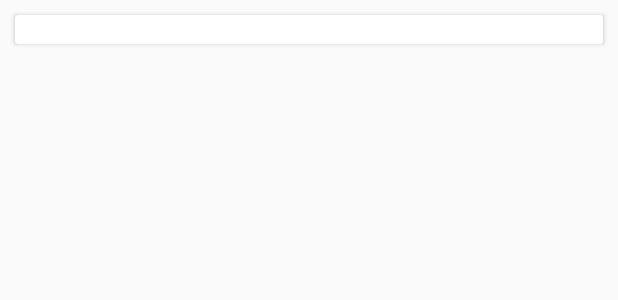
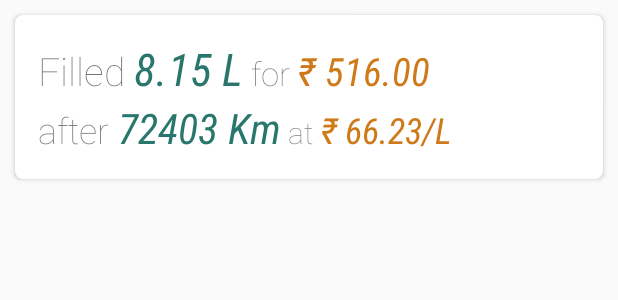
Before and after one commit to championswimmer/ReFuel, an Android app: the layout card_refuel_entry.xml on its own in the app's theme, with its tools: preview values and no code run, on a phone screen of 412 x 824 dp. Shown: the top 300 px of the screen. Run offline under Robolectric (Android 15) with nearby library versions, the phone set to English and light mode, and no system bars.

Commit message:
get the cards to display

```diff
--- a/app/src/main/AndroidManifest.xml
+++ b/app/src/main/AndroidManifest.xml
@@ -16,6 +16,7 @@
                 <action android:name="android.intent.action.MAIN" />
 
                 <category android:name="android.intent.category.LAUNCHER" />
+                <category android:name="ANDROID.INTENT.CATEGORY.DEFAULT"/>
             </intent-filter>
         </activity>
         <activity
--- a/app/src/main/java/in/championswimmer/refuel/activities/MainActivity.java
+++ b/app/src/main/java/in/championswimmer/refuel/activities/MainActivity.java
@@ -11,6 +11,7 @@ import android.support.v7.app.AppCompatActivity;
 import android.support.v7.widget.AppCompatEditText;
 import android.support.v7.widget.LinearLayoutManager;
 import android.support.v7.widget.RecyclerView;
+import android.support.v7.widget.SwitchCompat;
 import android.support.v7.widget.Toolbar;
 import android.view.LayoutInflater;
 import android.view.View;
@@ -53,7 +54,7 @@ public class MainActivity extends AppCompatActivity {
                 final AppCompatEditText etRate = (AppCompatEditText) dialogView.findViewById(R.id.edittext_rate);
                 final AppCompatEditText etMoneyAmt = (AppCompatEditText) dialogView.findViewById(R.id.edittext_money);
                 final AppCompatEditText etOdometer = (AppCompatEditText) dialogView.findViewById(R.id.edittext_odometer);
-                Switch swEnterRate = (Switch) dialogView.findViewById(R.id.switch_enter_rate);
+                SwitchCompat swEnterRate = (SwitchCompat) dialogView.findViewById(R.id.switch_enter_rate);
 
                 etFuelAmt.addTextChangedListener(new ExtendedFuelEntryWatchers.FuelTextWatcher(etRate, etMoneyAmt));
                 etRate.addTextChangedListener(new ExtendedFuelEntryWatchers.RateTextWatcher(etFuelAmt, etMoneyAmt));
--- a/app/src/main/java/in/championswimmer/refuel/uihelper/RefuelEntryCardAdapter.java
+++ b/app/src/main/java/in/championswimmer/refuel/uihelper/RefuelEntryCardAdapter.java
@@ -8,6 +8,8 @@ import android.view.View;
 import android.view.ViewGroup;
 import android.widget.TextView;
 
+import java.text.DecimalFormat;
+import java.text.NumberFormat;
 import java.util.ArrayList;
 
 import in.championswimmer.refuel.R;
@@ -38,7 +40,16 @@ public class RefuelEntryCardAdapter extends RecyclerView.Adapter<RefuelEntryCard
 
     @Override
     public void onBindViewHolder(RefuelEntryViewHolder holder, int position) {
-        holder.fuelFilled.setText(String.valueOf(refuelHistoryList.get(position).getFuelFilled()));
+        String rateFormatted = new DecimalFormat("####0.00").format(refuelHistoryList.get(position).getRatePerLit());
+        String ratePerLit = "\u20b9" + rateFormatted + "/L";
+        String fuelFilled = String.valueOf(refuelHistoryList.get(position).getFuelFilled()) + " L";
+        String odometerReading = String.valueOf(refuelHistoryList.get(position).getOdometer()) + " Km";
+        String moneyPaid = "\u20b9 " + String.valueOf(refuelHistoryList.get(position).getMoneyPaid());
+
+        holder.fuelFilled.setText(fuelFilled);
+        holder.ratePerLit.setText(ratePerLit);
+        holder.odometerReading.setText(odometerReading);
+        holder.moneyPaid.setText(moneyPaid);
 
     }
 
@@ -53,10 +64,16 @@ public class RefuelEntryCardAdapter extends RecyclerView.Adapter<RefuelEntryCard
     public class RefuelEntryViewHolder extends RecyclerView.ViewHolder {
 
         AppCompatTextView fuelFilled;
+        AppCompatTextView ratePerLit;
+        AppCompatTextView odometerReading;
+        AppCompatTextView moneyPaid;
 
         public RefuelEntryViewHolder(View itemView) {
             super(itemView);
             fuelFilled = (AppCompatTextView) itemView.findViewById(R.id.tv_fuel_filled);
+            ratePerLit = (AppCompatTextView) itemView.findViewById(R.id.tv_rate_per_lit);
+            odometerReading = (AppCompatTextView) itemView.findViewById(R.id.tv_odometer_reading);
+            moneyPaid = (AppCompatTextView) itemView.findViewById(R.id.tv_money_paid);
         }
 
 
--- a/app/src/main/res/layout/card_refuel_entry.xml
+++ b/app/src/main/res/layout/card_refuel_entry.xml
@@ -4,14 +4,88 @@
     xmlns:tools="http://schemas.android.com/tools"
     xmlns:app="http://schemas.android.com/apk/res-auto"
     android:layout_margin="10dp"
-    android:padding="10dp"
+    app:contentPadding="15dp"
+    app:cardCornerRadius="5dp"
     android:orientation="vertical"
     android:layout_width="match_parent"
     android:layout_height="wrap_content">
+    <LinearLayout
+        android:orientation="vertical"
+        android:layout_width="match_parent"
+        android:layout_height="wrap_content">
+        <LinearLayout
+            android:orientation="horizontal"
+            android:layout_width="wrap_content"
+            android:layout_height="wrap_content">
+            <android.support.v7.widget.AppCompatTextView
+                android:textSize="26sp"
+                android:fontFamily="sans-serif-thin"
+                android:text="Filled "
+                android:layout_width="wrap_content"
+                android:layout_height="wrap_content" />
+            <android.support.v7.widget.AppCompatTextView
+                android:textSize="30sp"
+                android:fontFamily="sans-serif-condensed"
+                android:textStyle="italic"
+                android:textColor="@color/colorPrimary"
+                android:text="8.15 L"
+                android:id="@+id/tv_fuel_filled"
+                android:layout_width="wrap_content"
+                android:layout_height="wrap_content" />
+            <android.support.v7.widget.AppCompatTextView
+                android:textSize="22sp"
+                android:fontFamily="sans-serif-thin"
+                android:text=" for "
+                android:layout_width="wrap_content"
+                android:layout_height="wrap_content" />
+            <android.support.v7.widget.AppCompatTextView
+                android:textSize="26sp"
+                android:fontFamily="sans-serif-condensed"
+                android:textStyle="italic"
+                android:textColor="@color/colorAccent"
+                android:id="@+id/tv_money_paid"
+                android:text="\u20b9 516.00"
+                android:layout_width="wrap_content"
+                android:layout_height="wrap_content" />
+        </LinearLayout>
+        <LinearLayout
+            android:orientation="horizontal"
+            android:layout_width="wrap_content"
+            android:layout_height="wrap_content">
+            <android.support.v7.widget.AppCompatTextView
+                android:textSize="24sp"
+                android:fontFamily="sans-serif-thin"
+                android:text="after "
+                android:layout_width="wrap_content"
+                android:layout_height="wrap_content" />
+            <android.support.v7.widget.AppCompatTextView
+                android:textSize="28sp"
+                android:fontFamily="sans-serif-condensed"
+                android:textStyle="italic"
+                android:textColor="@color/colorPrimary"
+                android:text="72403 Km"
+                android:id="@+id/tv_odometer_reading"
+                android:layout_width="wrap_content"
+                android:layout_height="wrap_content" />
+            <android.support.v7.widget.AppCompatTextView
+                android:textSize="20sp"
+                android:fontFamily="sans-serif-thin"
+                android:text=" at "
+                android:layout_width="wrap_content"
+                android:layout_height="wrap_content" />
+            <android.support.v7.widget.AppCompatTextView
+                android:textSize="24sp"
+                android:fontFamily="sans-serif-condensed"
+                android:textStyle="italic"
+                android:textColor="@color/colorAccent"
+                android:id="@+id/tv_rate_per_lit"
+                android:text="\u20b9 66.23/L"
+                android:layout_width="wrap_content"
+                android:layout_height="wrap_content" />
+        </LinearLayout>
+    </LinearLayout>
 
-    <android.support.v7.widget.AppCompatTextView
-        android:id="@+id/tv_fuel_filled"
-        android:layout_width="wrap_content"
-        android:layout_height="wrap_content" />
+
+
 
 </android.support.v7.widget.CardView>
--- a/app/src/main/res/layout/dialog_add_refuel_entry.xml
+++ b/app/src/main/res/layout/dialog_add_refuel_entry.xml
@@ -40,7 +40,7 @@
             android:text="Enter Fuel"
             android:layout_width="wrap_content"
             android:layout_height="wrap_content" />
-        <Switch
+        <android.support.v7.widget.SwitchCompat
             android:showText="false"
             android:id="@+id/switch_enter_rate"
             android:layout_width="wrap_content"
--- a/app/src/main/res/values/styles.xml
+++ b/app/src/main/res/values/styles.xml
@@ -30,6 +30,7 @@
         <item name="android:textColor">@color/colorAccent</item>
     </style>
 
+
     <style name="AppTheme.AlertDialog" parent="Theme.AppCompat.Light.Dialog.Alert"/>
 
 </resources>
```
